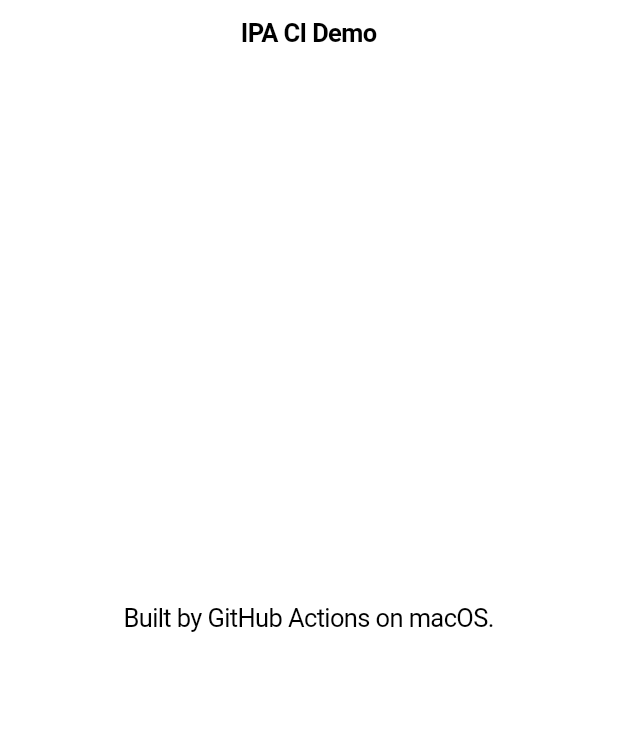
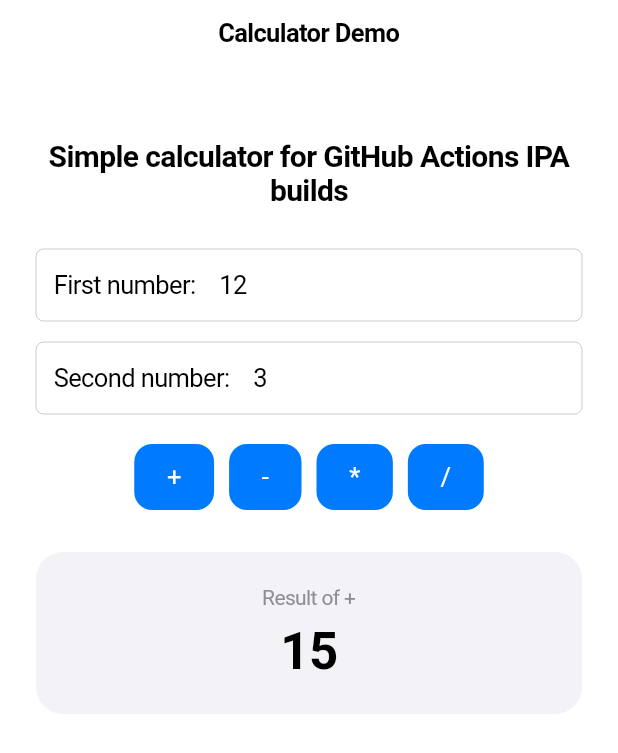
Before and after one commit to Kevin589981/ios-ipa-ci-without-mac, a Flutter app: the screen it shows after launch, on a phone screen of 412 x 824 dp. Shown: the top 753 px of the screen. Run offline on Flutter 3.47's test engine with Material 3 defaults, Android fonts, the phone set to English and light mode, and no system bars.

Commit message:
Make Flutter IPA example runnable

```diff
--- /dev/null
+++ b/examples/flutter_ipa_ci/lib/calculator.dart
@@ -0,0 +1,54 @@
+enum CalculatorOperation {
+  add('+'),
+  subtract('-'),
+  multiply('*'),
+  divide('/');
+
+  const CalculatorOperation(this.symbol);
+
+  final String symbol;
+}
+
+class CalculatorEngine {
+  const CalculatorEngine();
+
+  double calculate(
+    double left,
+    double right,
+    CalculatorOperation operation,
+  ) {
+    return switch (operation) {
+      CalculatorOperation.add => left + right,
+      CalculatorOperation.subtract => left - right,
+      CalculatorOperation.multiply => left * right,
+      CalculatorOperation.divide => right == 0
+          ? throw const CalculatorException('Cannot divide by zero')
+          : left / right,
+    };
+  }
+}
+
+class CalculatorException implements Exception {
+  const CalculatorException(this.message);
+
+  final String message;
+
+  @override
+  String toString() => message;
+}
+
+String formatResult(double value) {
+  if (value.isNaN || value.isInfinite) {
+    return value.toString();
+  }
+
+  final rounded = value.roundToDouble();
+  if ((value - rounded).abs() < 0.000000001) {
+    return rounded.toInt().toString();
+  }
+
+  return value
+      .toStringAsFixed(8)
+      .replaceFirst(RegExp(r'0+$'), '')
+      .replaceFirst(RegExp(r'\.$'), '');
+}
--- a/examples/flutter_ipa_ci/lib/main.dart
+++ b/examples/flutter_ipa_ci/lib/main.dart
@@ -1,33 +1,175 @@
 import 'package:flutter/cupertino.dart';
 
+import 'calculator.dart';
+
 void main() {
-  runApp(const IpaCiDemoApp());
+  runApp(const IpaCiCalculatorApp());
 }
 
-class IpaCiDemoApp extends StatelessWidget {
-  const IpaCiDemoApp({super.key});
+class IpaCiCalculatorApp extends StatelessWidget {
+  const IpaCiCalculatorApp({super.key});
 
   @override
   Widget build(BuildContext context) {
     return const CupertinoApp(
       debugShowCheckedModeBanner: false,
-      home: IpaCiDemoHome(),
+      home: CalculatorPage(),
     );
   }
 }
 
-class IpaCiDemoHome extends StatelessWidget {
-  const IpaCiDemoHome({super.key});
+class CalculatorPage extends StatefulWidget {
+  const CalculatorPage({super.key});
+
+  @override
+  State<CalculatorPage> createState() => _CalculatorPageState();
+}
+
+class _CalculatorPageState extends State<CalculatorPage> {
+  final _leftController = TextEditingController(text: '12');
+  final _rightController = TextEditingController(text: '3');
+  final _engine = const CalculatorEngine();
+
+  CalculatorOperation _operation = CalculatorOperation.add;
+  String _result = '15';
+
+  @override
+  void dispose() {
+    _leftController.dispose();
+    _rightController.dispose();
+    super.dispose();
+  }
+
+  void _calculate(CalculatorOperation operation) {
+    final left = double.tryParse(_leftController.text.trim());
+    final right = double.tryParse(_rightController.text.trim());
+
+    setState(() {
+      _operation = operation;
+
+      if (left == null || right == null) {
+        _result = 'Enter two valid numbers';
+        return;
+      }
+
+      try {
+        _result = formatResult(_engine.calculate(left, right, operation));
+      } on CalculatorException catch (error) {
+        _result = error.message;
+      }
+    });
+  }
 
   @override
   Widget build(BuildContext context) {
-    return const CupertinoPageScaffold(
-      navigationBar: CupertinoNavigationBar(
-        middle: Text('IPA CI Demo'),
+    return CupertinoPageScaffold(
+      navigationBar: const CupertinoNavigationBar(
+        middle: Text('Calculator Demo'),
       ),
-      child: Center(
-        child: Text('Built by GitHub Actions on macOS.'),
+      child: SafeArea(
+        child: Padding(
+          padding: const EdgeInsets.all(24),
+          child: Column(
+            crossAxisAlignment: CrossAxisAlignment.stretch,
+            children: [
+              const SizedBox(height: 24),
+              const Text(
+                'Simple calculator for GitHub Actions IPA builds',
+                textAlign: TextAlign.center,
+                style: TextStyle(fontSize: 20, fontWeight: FontWeight.w600),
+              ),
+              const SizedBox(height: 28),
+              _NumberField(
+                label: 'First number',
+                controller: _leftController,
+                onSubmitted: (_) => _calculate(_operation),
+              ),
+              const SizedBox(height: 14),
+              _NumberField(
+                label: 'Second number',
+                controller: _rightController,
+                onSubmitted: (_) => _calculate(_operation),
+              ),
+              const SizedBox(height: 20),
+              Wrap(
+                alignment: WrapAlignment.center,
+                spacing: 10,
+                runSpacing: 10,
+                children: CalculatorOperation.values
+                    .map(
+                      (operation) => CupertinoButton.filled(
+                        padding: const EdgeInsets.symmetric(
+                          horizontal: 22,
+                          vertical: 12,
+                        ),
+                        onPressed: () => _calculate(operation),
+                        child: Text(operation.symbol),
+                      ),
+                    )
+                    .toList(),
+              ),
+              const SizedBox(height: 28),
+              DecoratedBox(
+                decoration: BoxDecoration(
+                  color: CupertinoColors.systemGrey6,
+                  borderRadius: BorderRadius.circular(18),
+                ),
+                child: Padding(
+                  padding: const EdgeInsets.all(22),
+                  child: Column(
+                    children: [
+                      Text(
+                        'Result of ${_operation.symbol}',
+                        style: const TextStyle(
+                          color: CupertinoColors.systemGrey,
+                          fontSize: 14,
+                        ),
+                      ),
+                      const SizedBox(height: 8),
+                      Text(
+                        _result,
+                        key: const ValueKey('calculator-result'),
+                        textAlign: TextAlign.center,
+                        style: const TextStyle(
+                          fontSize: 34,
+                          fontWeight: FontWeight.w700,
+                        ),
+                      ),
+                    ],
+                  ),
+                ),
+              ),
+            ],
+          ),
+        ),
       ),
     );
   }
 }
+
+class _NumberField extends StatelessWidget {
+  const _NumberField({
+    required this.label,
+    required this.controller,
+    required this.onSubmitted,
+  });
+
+  final String label;
+  final TextEditingController controller;
+  final ValueChanged<String> onSubmitted;
+
+  @override
+  Widget build(BuildContext context) {
+    return CupertinoTextField(
+      controller: controller,
+      keyboardType: const TextInputType.numberWithOptions(decimal: true),
+      placeholder: label,
+      prefix: Padding(
+        padding: const EdgeInsets.only(left: 12),
+        child: Text('$label: '),
+      ),
+      padding: const EdgeInsets.symmetric(horizontal: 12, vertical: 14),
+      onSubmitted: onSubmitted,
+    );
+  }
+}
```
Also changed, not shown: examples/flutter_ipa_ci/pubspec.lock (added), 45 other files.
